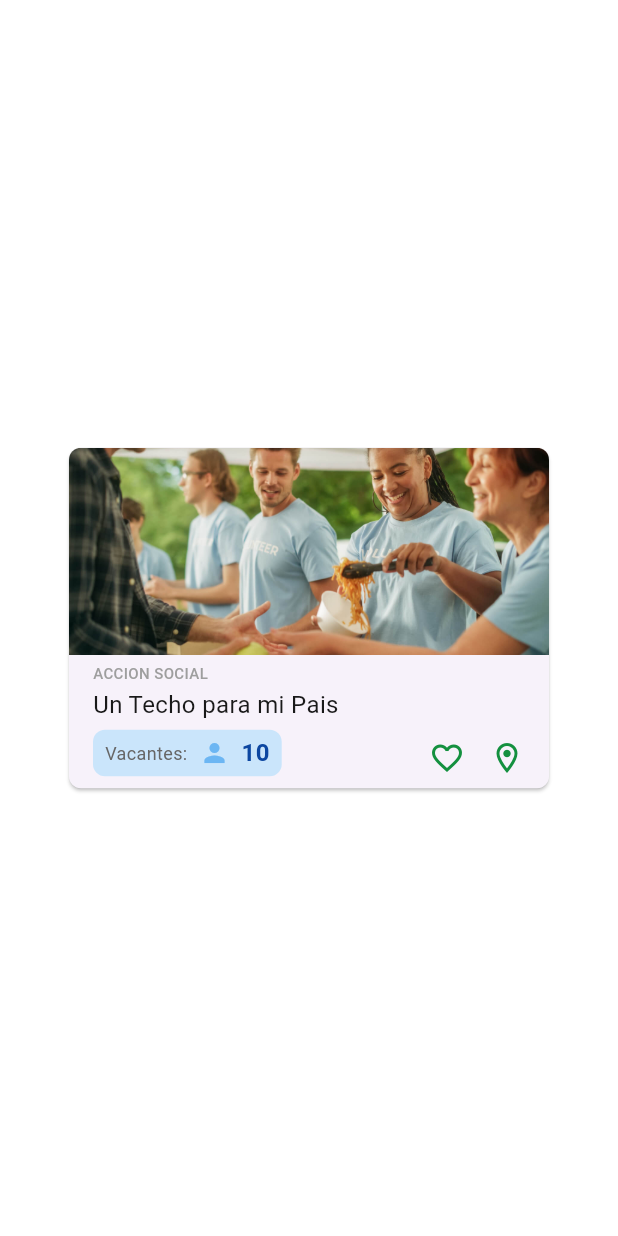
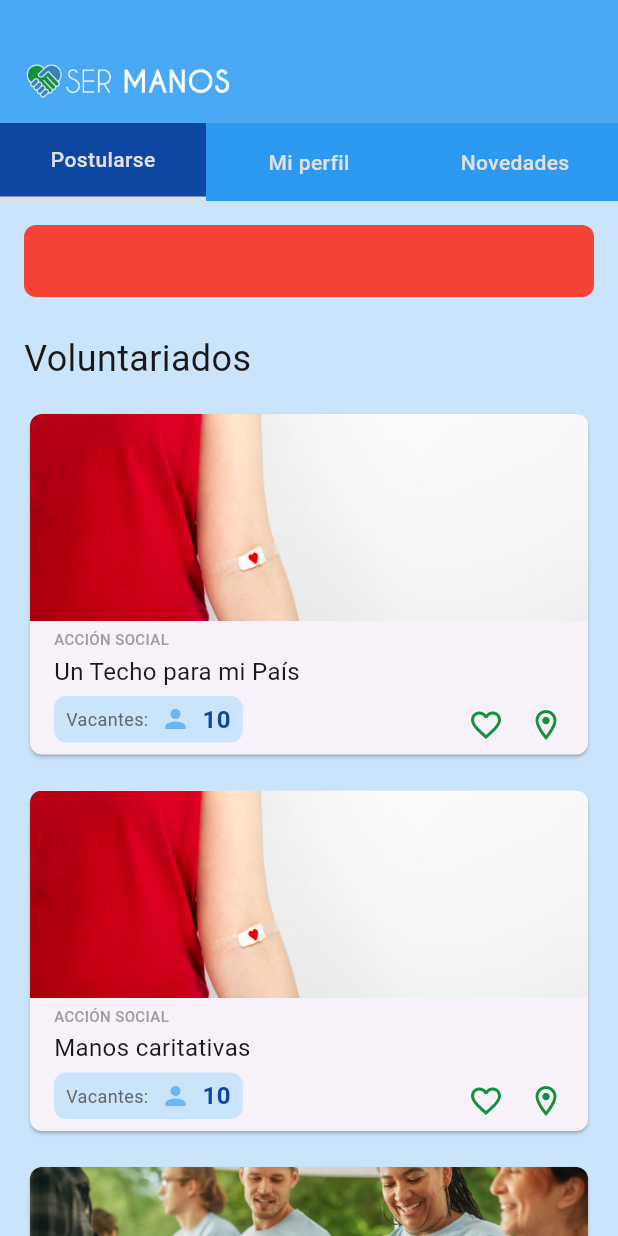
Before and after one commit to flopezmenardi/ser_manos, a Flutter app: the screen it shows after launch, on a phone screen of 412 x 824 dp. Run offline on Flutter 3.47's test engine with Material 3 defaults, Android fonts, the phone set to English and light mode, and no system bars.

Commit message:
start home screen

```diff
--- a/lib/design_system/organisms/cards/input_card.dart
+++ b/lib/design_system/organisms/cards/input_card.dart
@@ -17,7 +17,6 @@ class _InputCardState extends State<InputCard> {
   @override
   Widget build(BuildContext context) {
     return SizedBox(
-      height: 152,
       width: AppGrid.screenWidth - 2 * AppGrid.horizontalMargin,
       child: Card(
         shape: RoundedRectangleBorder(borderRadius: BorderRadius.circular(8)),
--- /dev/null
+++ b/lib/features/home/screens/home_screen.dart
@@ -0,0 +1,101 @@
+import 'package:flutter/material.dart';
+
+import '../../../design_system/organisms/cards/volunteer_card.dart';
+import '../../../design_system/organisms/headers/header.dart';
+import '../../../design_system/tokens/colors.dart';
+import '../../../design_system/tokens/typography.dart';
+
+class VolunteeringListPage extends StatefulWidget {
+  const VolunteeringListPage({super.key});
+
+  @override
+  State<VolunteeringListPage> createState() => _VolunteeringListPageState();
+}
+
+class _VolunteeringListPageState extends State<VolunteeringListPage> {
+  int selectedIndex = 0;
+
+  void onTabSelected(int index) {
+    setState(() {
+      selectedIndex = index;
+    });
+  }
+
+  @override
+  Widget build(BuildContext context) {
+    return Scaffold(
+      backgroundColor:
+          AppColors.secondary25, // matches the light blue background
+      body: Column(
+        children: [
+          HeaderSermanos(
+            selectedIndex: selectedIndex,
+            onTabSelected: onTabSelected,
+          ),
+          Expanded(
+            child: ListView(
+              padding: const EdgeInsets.all(16),
+              children: [
+                // Search bar placeholder
+                Container(
+                  height: 48,
+                  decoration: BoxDecoration(
+                    color: Colors.red,
+                    borderRadius: BorderRadius.circular(8),
+                  ),
+                ),
+                const SizedBox(height: 24),
+
+                // Title "Voluntariados"
+                Text(
+                  "Voluntariados",
+                  style: AppTypography.headline1.copyWith(
+                    color: AppColors.neutral100,
+                  ),
+                ),
+                const SizedBox(height: 16),
+
+                // Static list of VolunteeringCards
+                VolunteeringCard(
+                  imagePath: 'assets/images/novedades.jpg',
+                  category: 'Acción Social',
+                  title: 'Un Techo para mi País',
+                  vacancies: 10,
+                  onFavoritePressed: () {},
+                  onLocationPressed: () {},
+                ),
+                const SizedBox(height: 16),
+                VolunteeringCard(
+                  imagePath: 'assets/images/novedades.jpg',
+                  category: 'Acción Social',
+                  title: 'Manos caritativas',
+                  vacancies: 10,
+                  onFavoritePressed: () {},
+                  onLocationPressed: () {},
+                ),
+                const SizedBox(height: 16),
+                VolunteeringCard(
+                  imagePath: 'assets/images/volunteering.jpg',
+                  category: 'Acción Social',
+                  title: 'Apoyo Escolar',
+                  vacancies: 10,
+                  onFavoritePressed: () {},
+                  onLocationPressed: () {},
+                ),
+                const SizedBox(height: 16),
+                VolunteeringCard(
+                  imagePath: 'assets/images/volunteering.jpg',
+                  category: 'Acción Social',
+                  title: 'Recolección de ropa',
+                  vacancies: 10,
+                  onFavoritePressed: () {},
+                  onLocationPressed: () {},
+                ),
+              ],
+            ),
+          ),
+        ],
+      ),
+    );
+  }
+}
--- a/lib/main.dart
+++ b/lib/main.dart
@@ -1,6 +1,6 @@
 import 'package:flutter/material.dart';
 
-import 'design_system/organisms/cards/volunteer_card.dart';
+import 'features/home/screens/home_screen.dart';
 
 void main() {
   runApp(const MainApp());
@@ -8,26 +8,14 @@ void main() {
 
 class MainApp extends StatelessWidget {
   const MainApp({super.key});
+
   @override
   Widget build(BuildContext context) {
     return MaterialApp(
       color: Colors.white,
-      home: Scaffold(
-        backgroundColor: Colors.white,
-        body: Center(
-          child: VolunteeringCard(
-            imagePath: 'assets/images/volunteering.jpg',
-            category: 'Accion Social',
-            title: 'Un Techo para mi Pais',
-            vacancies: 10,
-            onFavoritePressed: () {
-              print('Favorite pressed');
-            },
-            onLocationPressed: () {
-              print('Location pressed');
-            },
-          ),
-        ),
+      home: const Scaffold(
+        backgroundColor: Colors.red,
+        body: VolunteeringListPage(),
       ),
     );
   }
```
Also changed, not shown: lib/design_system/molecules/status_bar/status_bar_black.dart (+6 -12 lines).
